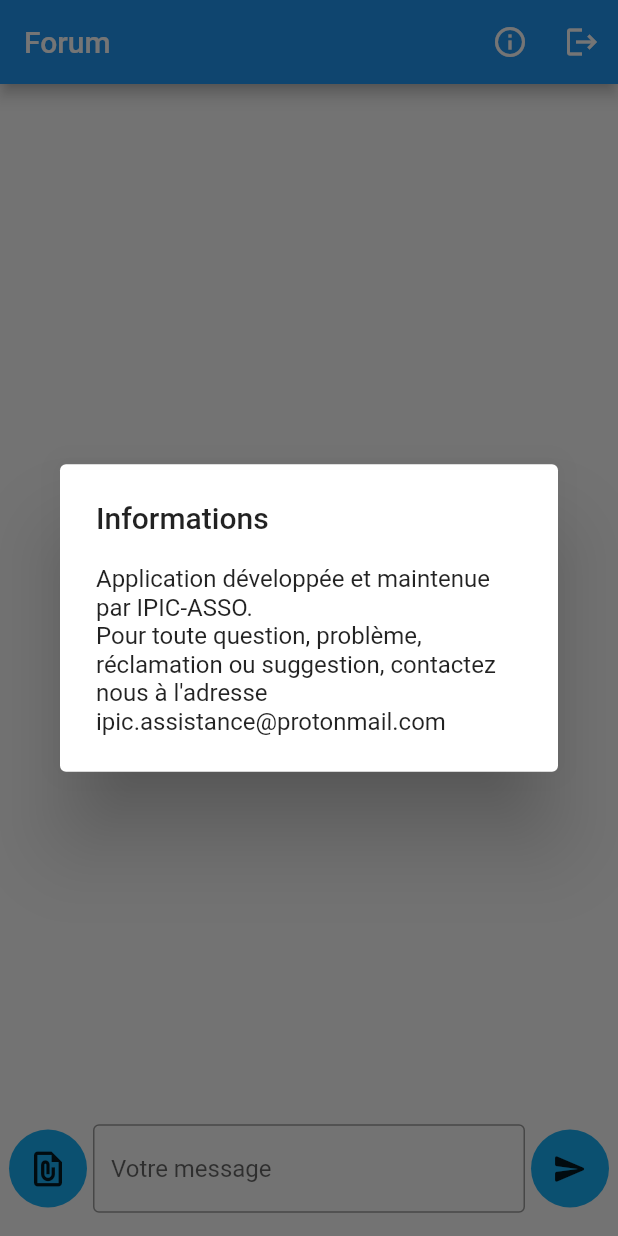
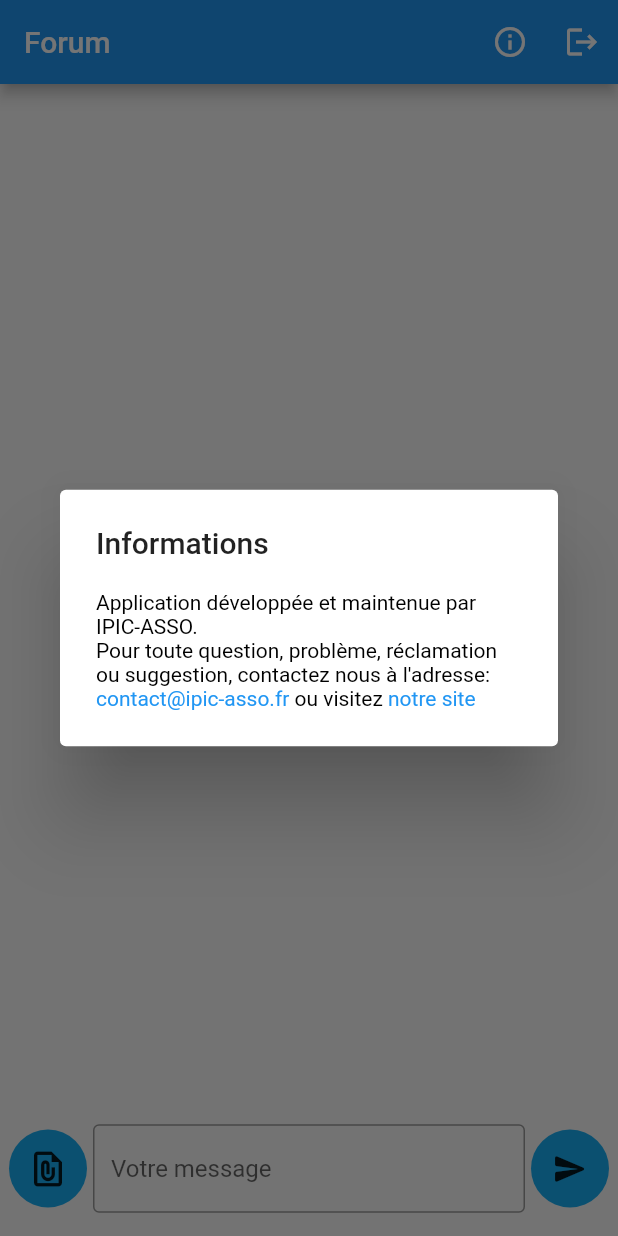
Before and after one commit to IPIC-ASSO/app_eco_delegues, a Flutter app: the screen it shows once a user with an empty profile is signed in, after a tap on the "info outline" icon, on a phone screen of 412 x 824 dp. Run offline on Flutter 3.47's test engine with Material 2 defaults, Android fonts, the light colour scheme and no system bars; our stand-ins replace cached_network_image, cloud_firestore, equatable, file_picker, firebase_auth, firebase_core and 3 more; missing offline and left inert: downloads_path_provider_28; accounts and stored records are empty; network calls fail; statements that could not run were skipped.

Commit message:
maj demonstrateur

```diff
--- a/lib/Forum.dart
+++ b/lib/Forum.dart
@@ -2,6 +2,8 @@
 import 'dart:io';
 import 'dart:typed_data';
 import 'package:downloads_path_provider_28/downloads_path_provider_28.dart';
+import 'package:flutter/gestures.dart';
+import 'package:flutter/services.dart';
 import 'package:path/path.dart' as p;
 import 'package:app_eco_delegues/laPoste.dart';
 import 'package:app_eco_delegues/patrons/MesBellesCouleurs.dart';
@@ -424,10 +426,47 @@
         context: context,
         barrierDismissible: true, // user must tap button!
         builder: (BuildContext context) {
-      return AlertDialog(
-          title: const Text('Informations'),
-          content: SingleChildScrollView(
-              child: Text("Application développée et maintenue par IPIC-ASSO.\nPour toute question, problème, réclamation ou suggestion, contactez nous à l'adresse ipic.assistance@protonmail.com")));});}
+          return AlertDialog(
+              title: const Text('Informations'),
+              content: SingleChildScrollView(
+                child: new RichText(
+                  text: new TextSpan(
+                    children: [
+                      new TextSpan(
+                        text: 'Application développée et maintenue par IPIC-ASSO.\nPour toute question, problème, réclamation ou suggestion, contactez nous à l\'adresse: ',
+                        style: new TextStyle(color: Colors.black),
+                      ),
+                      new TextSpan(
+                        text: 'contact@ipic-asso.fr',
+                        style: new TextStyle(color: Colors.blue),
+                        recognizer: new TapGestureRecognizer()
+                          ..onTap = () async {
+                            await Clipboard.setData(ClipboardData(text: "contact@ipic-asso.fr"));
+                            ScaffoldMessenger.of(context).showSnackBar(const SnackBar(
+                              content: Text('copié !'),
+                            ));
+                            },
+                      ),
+                      new TextSpan(
+                        text: ' ou visitez ',
+                        style: new TextStyle(color: Colors.black),
+                      ),
+                      new TextSpan(
+                        text: 'notre site',
+                        style: new TextStyle(color: Colors.blue),
+                        recognizer: new TapGestureRecognizer()
+                          ..onTap = () {
+                            launch('https://www.ipic-asso.fr');
+                          },
+                      ),
+                    ],
+                  ),
+                ),
+              )
+          );
+        });
+  }
+
 
   modifMessage(int index){
     setState(() {
--- a/lib/laPoste.dart
+++ b/lib/laPoste.dart
@@ -17,6 +17,12 @@
     required this.firebaseFirestore,
     required this.firebaseStorage
   });
+
+  verifcode(String code)async{
+    final x = await firebaseFirestore.collection("Utilisateurs").doc("admin").get();
+    if(x.data()!=null && x.data()!["code"]==code) return true;
+    else return false;
+  }
 
   UploadTask chargeFichier(File fichier, String filename) {
     Reference reference = firebaseStorage.ref().child(filename);
--- a/pubspec.yaml
+++ b/pubspec.yaml
@@ -15,7 +15,7 @@
 # In iOS, build-name is used as CFBundleShortVersionString while build-number used as CFBundleVersion.
 # Read more about iOS versioning at
 # https://developer.apple.com/library/archive/documentation/General/Reference/InfoPlistKeyReference/Articles/CoreFoundationKeys.html
-version: 1.1.0+1
+version: 1.2.0+3
 
 environment:
   sdk: ">=2.17.3 <3.0.0"
```
Also changed, not shown: lib/main.dart (+33 -9 lines), pubspec.lock.
